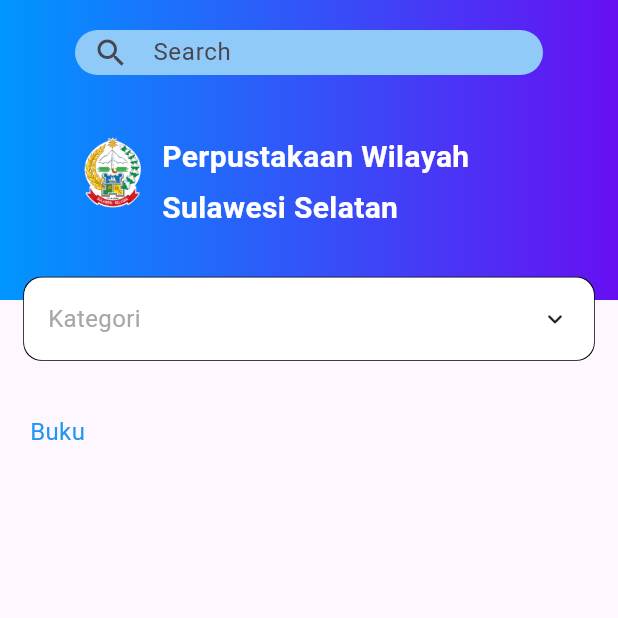
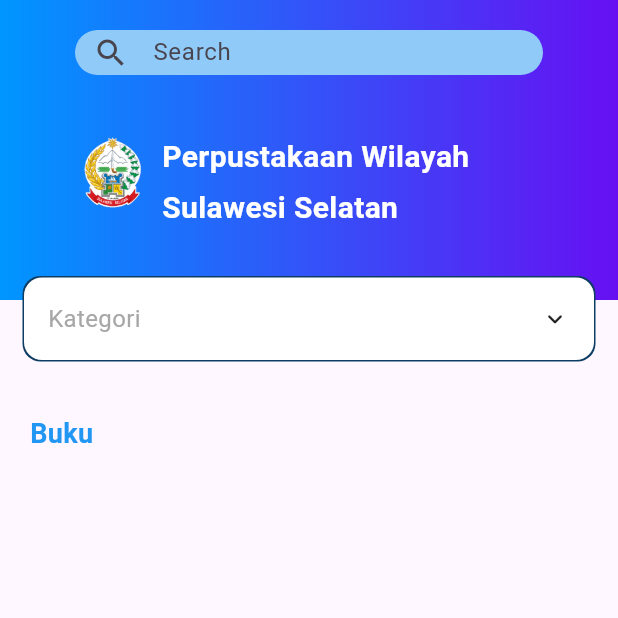
Before and after one commit to Tomjerry12345/perpustakaan-app, a Flutter app: the Home screen opened directly, on a phone screen of 412 x 824 dp, the top half of it. Run offline on Flutter 3.47's test engine with Material 3 defaults, Android fonts, the light colour scheme and no system bars; drawn by our look-alikes of animated_custom_dropdown; our stand-ins replace cloud_firestore, firebase_auth, firebase_core, firebase_storage, flutter_local_notifications, hexcolor and 5 more; missing offline and left inert: flutter_barcode_scanner, pandabar, syncfusion_flutter_pdf, syncfusion_flutter_pdfviewer; accounts and stored records are empty; network calls fail.

Commit message:
fix: 6/3/2024 9:36

```diff
--- a/lib/ui/dashboard/data-buku/data_buku.dart
+++ b/lib/ui/dashboard/data-buku/data_buku.dart
@@ -283,7 +283,7 @@
                                         style: ElevatedButton.styleFrom(
                                           backgroundColor:
                                               sisaPeminjaman == null
-                                                  ? Colors.green
+                                                  ? Colors.blue
                                                   : Color.fromARGB(
                                                       255, 137, 136, 136),
                                           padding: const EdgeInsets.symmetric(
--- a/lib/ui/dashboard/home/home.dart
+++ b/lib/ui/dashboard/home/home.dart
@@ -201,7 +201,11 @@
                             child: CustomDropdown<ModelBuku>.search(
                               decoration: const CustomDropdownDecoration(
                                   closedFillColor: Colors.white,
-                                  closedShadow: [BoxShadow(spreadRadius: 0.5)]),
+                                  closedShadow: [
+                                    BoxShadow(
+                                        spreadRadius: 1,
+                                        color: Color.fromARGB(255, 14, 61, 100))
+                                  ]),
                               hintText: 'Kategori',
                               items: listModelBuku,
                               excludeSelected: false,
@@ -355,9 +359,9 @@
                     Text(
                       'Buku',
                       style: TextStyle(
-                        color: Colors.blue,
-                        fontSize: 16,
-                      ),
+                          color: Colors.blue,
+                          fontSize: 18,
+                          fontWeight: FontWeight.bold),
                     ),
                   ],
                 )),
```
Also changed, not shown: lib/ui/dashboard/peminjaman/peminjaman.dart (+14 -11 lines), lib/ui/dashboard/pengembalian/pengembalian.dart (+5 -4 lines).
